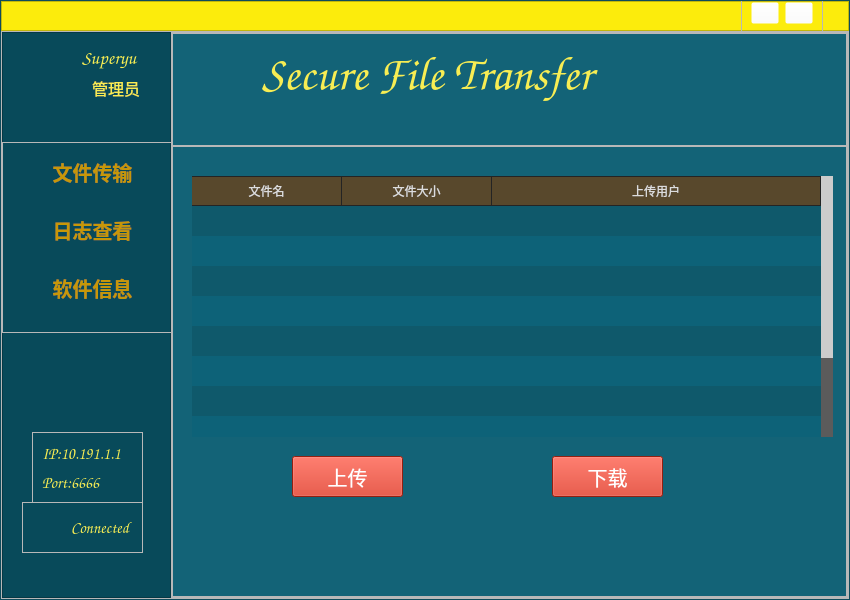
Old version of the form PageAfterLogin.ui in the repository Superyu-github/SecureFileTransfe.
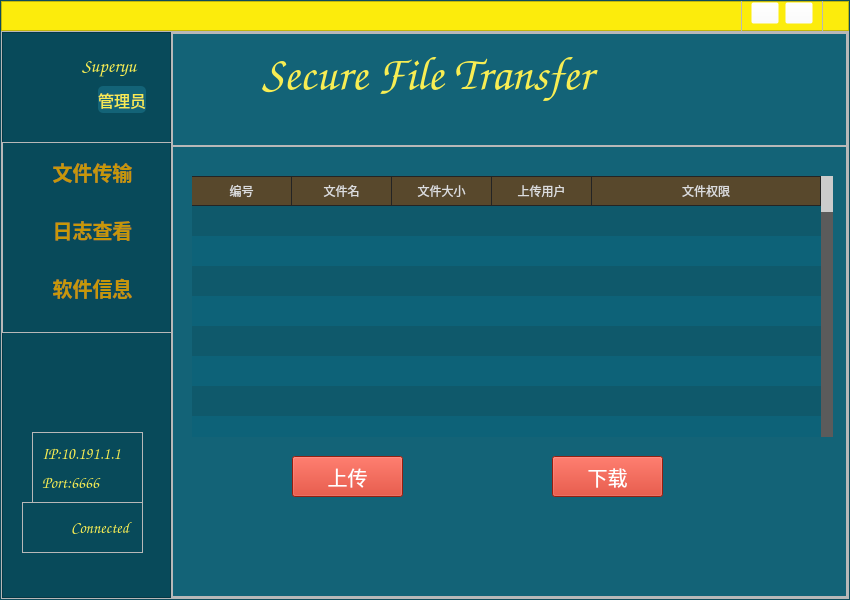
New version of the form. Icons and pictures are not drawn.

Diff of the .ui file:
```diff
--- a/PageAfterLogin.ui
+++ b/PageAfterLogin.ui
@@ -387,7 +387,7 @@
              <property name="geometry">
               <rect>
                <x>0</x>
-               <y>10</y>
+               <y>20</y>
                <width>91</width>
                <height>61</height>
               </rect>
@@ -399,28 +399,6 @@
               <string/>
              </property>
             </widget>
-            <widget class="QLabel" name="label_user">
-             <property name="geometry">
-              <rect>
-               <x>80</x>
-               <y>0</y>
-               <width>81</width>
-               <height>51</height>
-              </rect>
-             </property>
-             <property name="font">
-              <font>
-               <family>Comic Sans MS</family>
-               <pointsize>14</pointsize>
-              </font>
-             </property>
-             <property name="styleSheet">
-              <string notr="true">color: rgb(248, 237, 83);</string>
-             </property>
-             <property name="text">
-              <string>Superyu</string>
-             </property>
-            </widget>
             <widget class="QFrame" name="frame_connect">
              <property name="geometry">
               <rect>
@@ -515,34 +493,11 @@
               </item>
              </layout>
             </widget>
-            <widget class="QLabel" name="label_user_identity">
-             <property name="geometry">
-              <rect>
-               <x>90</x>
-               <y>40</y>
-               <width>61</width>
-               <height>31</height>
-              </rect>
-             </property>
-             <property name="font">
-              <font>
-               <family>851tegakizatsu</family>
-               <pointsize>12</pointsize>
-              </font>
-             </property>
-             <property name="styleSheet">
-              <string notr="true">
-color: rgb(248, 237, 83);</string>
-             </property>
-             <property name="text">
-              <string>管理员</string>
-             </property>
-            </widget>
             <widget class="QLabel" name="label_10">
              <property name="geometry">
               <rect>
                <x>30</x>
-               <y>20</y>
+               <y>30</y>
                <width>31</width>
                <height>31</height>
               </rect>
@@ -554,6 +509,53 @@
               <string/>
              </property>
             </widget>
+            <widget class="QWidget" name="verticalLayoutWidget">
+             <property name="geometry">
+              <rect>
+               <x>80</x>
+               <y>20</y>
+               <width>81</width>
+               <height>61</height>
+              </rect>
+             </property>
+             <layout class="QVBoxLayout" name="verticalLayout_5">
+              <item alignment="Qt::AlignVCenter">
+               <widget class="QLabel" name="label_user">
+                <property name="font">
+                 <font>
+                  <family>Comic Sans MS</family>
+                  <pointsize>14</pointsize>
+                 </font>
+                </property>
+                <property name="styleSheet">
+                 <string notr="true">color: rgb(248, 237, 83);</string>
+                </property>
+                <property name="text">
+                 <string>Superyu</string>
+                </property>
+               </widget>
+              </item>
+              <item alignment="Qt::AlignHCenter">
+               <widget class="QLabel" name="label_user_identity">
+                <property name="font">
+                 <font>
+                  <family>851tegakizatsu</family>
+                  <pointsize>12</pointsize>
+                 </font>
+                </property>
+                <property name="styleSheet">
+                 <string notr="true">background-color: rgb(19, 99, 119);
+color: rgb(248, 237, 83);
+border-radius:5px;
+</string>
+                </property>
+                <property name="text">
+                 <string>管理员</string>
+                </property>
+               </widget>
+              </item>
+             </layout>
+            </widget>
             <zorder>label_back</zorder>
             <zorder>label_user</zorder>
             <zorder>frame_connect</zorder>
@@ -822,16 +824,16 @@
                      <bool>false</bool>
                     </property>
                     <property name="rowCount">
-                     <number>10</number>
+                     <number>50</number>
                     </property>
                     <property name="columnCount">
-                     <number>3</number>
+                     <number>5</number>
                     </property>
                     <attribute name="horizontalHeaderCascadingSectionResizes">
                      <bool>true</bool>
                     </attribute>
                     <attribute name="horizontalHeaderDefaultSectionSize">
-                     <number>150</number>
+                     <number>100</number>
                     </attribute>
                     <attribute name="horizontalHeaderHighlightSections">
                      <bool>true</bool>
@@ -862,6 +864,51 @@
                     <row/>
                     <row/>
                     <row/>
+                    <row/>
+                    <row/>
+                    <row/>
+                    <row/>
+                    <row/>
+                    <row/>
+                    <row/>
+                    <row/>
+                    <row/>
+                    <row/>
+                    <row/>
+                    <row/>
+                    <row/>
+                    <row/>
+                    <row/>
+                    <row/>
+                    <row/>
+                    <row/>
+                    <row/>
+                    <row/>
+                    <row/>
+                    <row/>
+                    <row/>
+                    <row/>
+                    <row/>
+                    <row/>
+                    <row/>
+                    <row/>
+                    <row/>
+                    <row/>
+                    <row/>
+                    <row/>
+                    <row/>
+                    <row/>
+                    <row/>
+                    <row/>
+                    <row/>
+                    <row/>
+                    <row/>
+                    <row/>
+                    <column>
+                     <property name="text">
+                      <string>编号</string>
+                     </property>
+                    </column>
                     <column>
                      <property name="text">
                       <string>文件名</string>
@@ -877,6 +924,11 @@
                       <string>上传用户</string>
                      </property>
                     </column>
+                    <column>
+                     <property name="text">
+                      <string>文件权限</string>
+                     </property>
+                    </column>
                    </widget>
                   </widget>
                   <widget class="QWidget" name="page_log">
```
Left out of the diff: 44 changed lines with no effect on the pictures.
